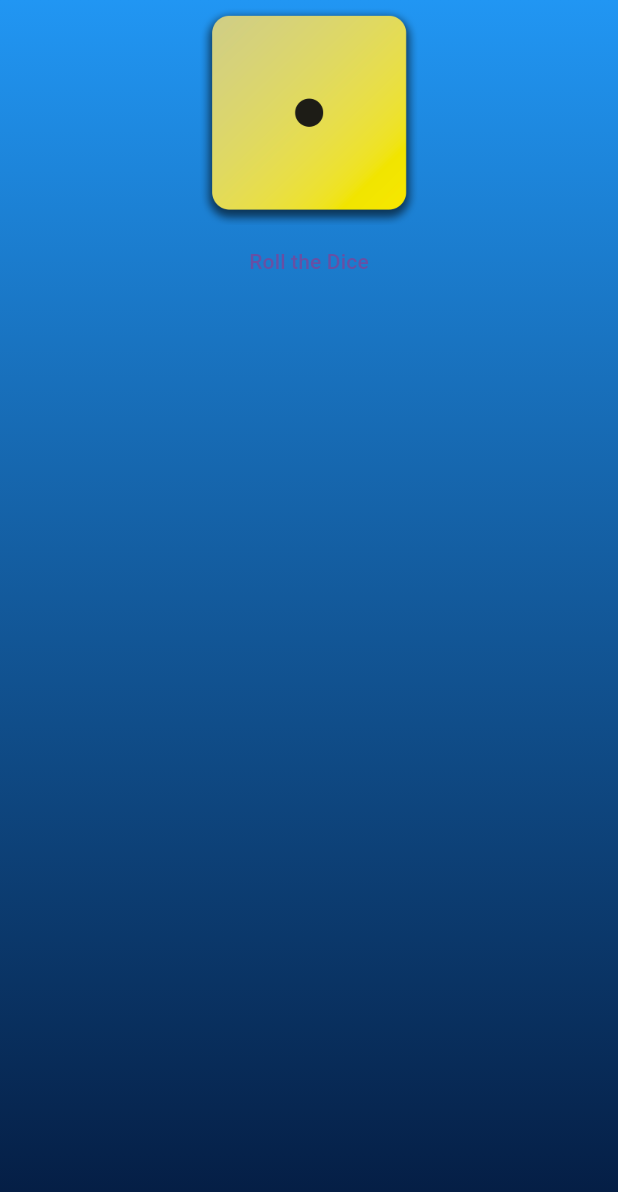
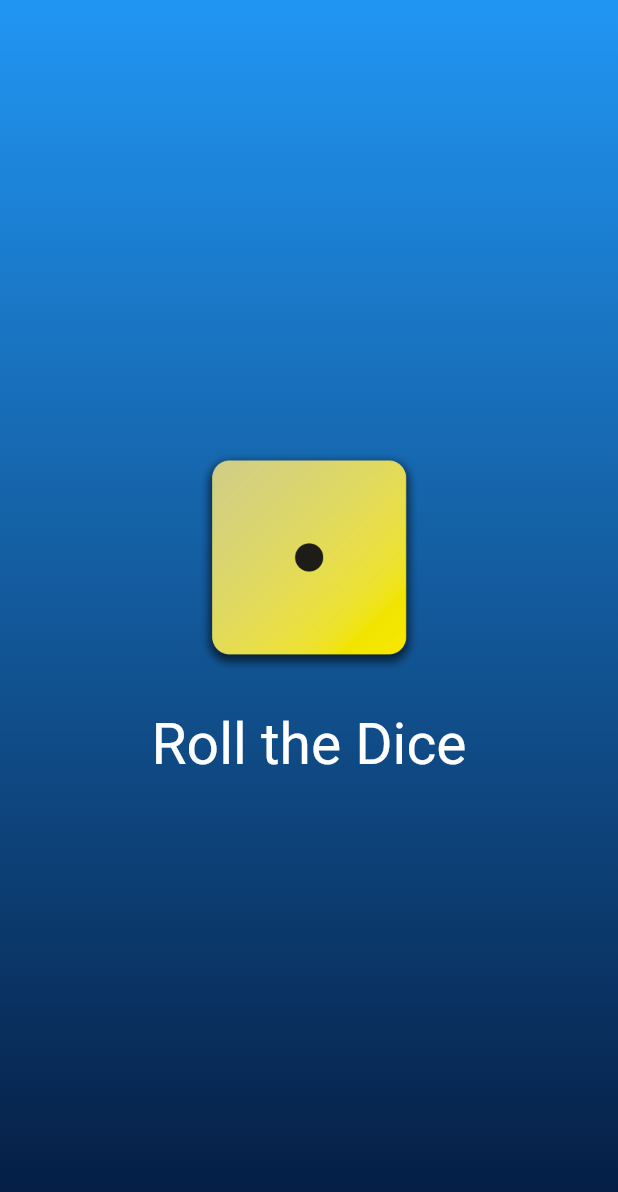
Before and after one commit to Bhoomi-01/Flutter-Projects, a Flutter app: the screen it shows after launch, on a phone screen of 412 x 824 dp. Shown: the top 1192 px of the screen. Run offline on Flutter 3.47's test engine with Material 3 defaults, Android fonts, the phone set to English and light mode, and no system bars.

Commit message:
styling text button

```diff
--- a/lib/dice_container.dart
+++ b/lib/dice_container.dart
@@ -22,12 +22,20 @@ class DiceContainer extends StatelessWidget {
       ),
       child: Center(
           child: Column(
+        mainAxisSize: MainAxisSize.min,
         children: [
           Image.asset(
             'assets/images/dice-1.png',
             width: 150,
           ),
-          TextButton(onPressed: rollDice, child: const Text('Roll the Dice'))
+          const SizedBox(height: 20),
+          TextButton(
+              onPressed: rollDice,
+              style: TextButton.styleFrom(
+                  // padding: const EdgeInsets.only(top: 20),
+                  foregroundColor: Colors.white,
+                  textStyle: const TextStyle(fontSize: 38)),
+              child: const Text('Roll the Dice'))
         ],
       )),
     );
```
